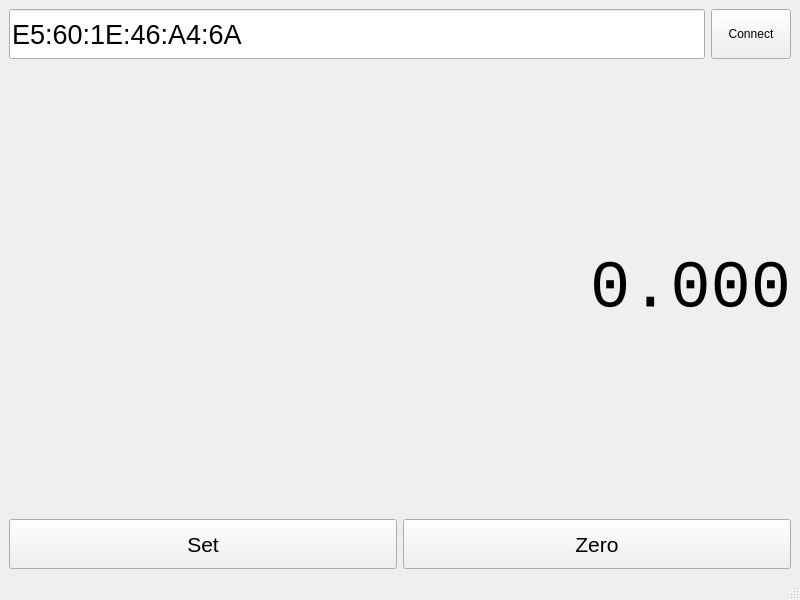
The window that main_window.ui (siyka-au/qtdro) describes before a commit, drawn with Qt 5.
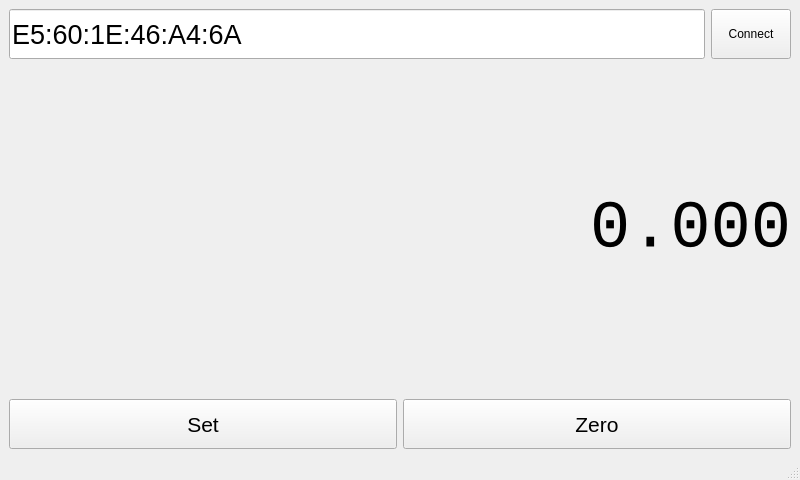
The same window after the commit. Custom widgets are drawn as their Qt base class.

```diff
--- a/main_window.ui
+++ b/main_window.ui
@@ -7,7 +7,7 @@
     <x>0</x>
     <y>0</y>
     <width>800</width>
-    <height>600</height>
+    <height>480</height>
    </rect>
   </property>
   <property name="sizePolicy">
@@ -19,7 +19,7 @@
   <property name="minimumSize">
    <size>
     <width>640</width>
-    <height>480</height>
+    <height>440</height>
    </size>
   </property>
   <property name="windowTitle">
```
